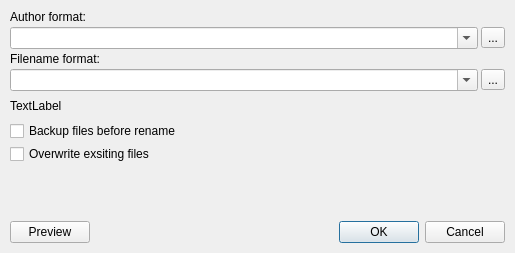
dnkorpushov/libro2, file src/designer/renamedialog.ui: the form before one commit.
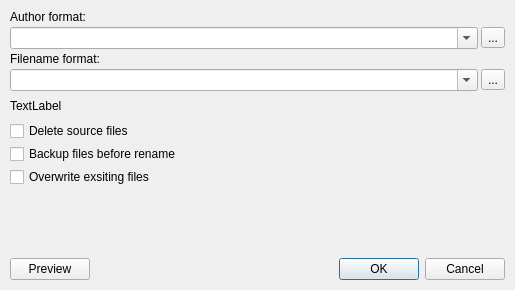
The form after the commit.

What changed in the file:
```diff
--- a/src/designer/renamedialog.ui
+++ b/src/designer/renamedialog.ui
@@ -7,7 +7,7 @@
     <x>0</x>
     <y>0</y>
     <width>515</width>
-    <height>253</height>
+    <height>290</height>
    </rect>
   </property>
   <property name="minimumSize">
@@ -135,6 +135,13 @@
        </property>
       </spacer>
      </item>
+     <item>
+      <widget class="QCheckBox" name="checkDeleteSource">
+       <property name="text">
+        <string>Delete source files</string>
+       </property>
+      </widget>
+     </item>
      <item>
       <widget class="QCheckBox" name="checkBackup">
        <property name="text">
```
